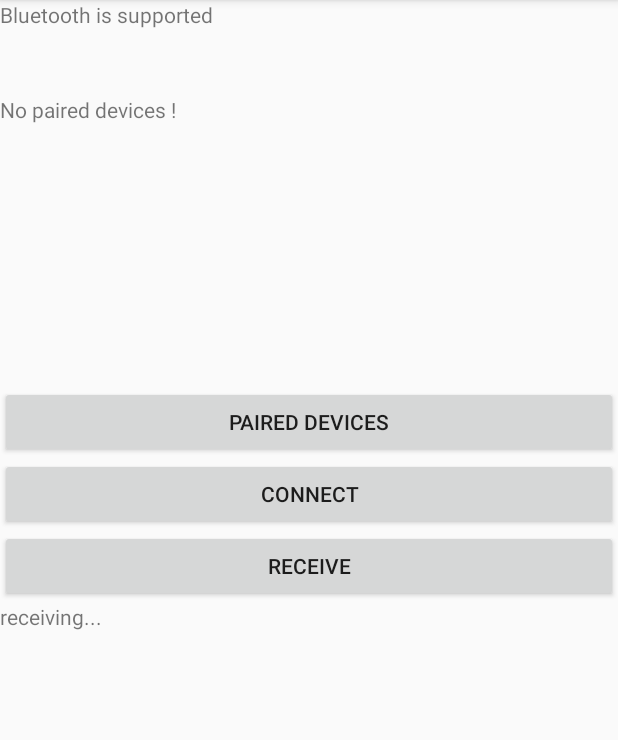
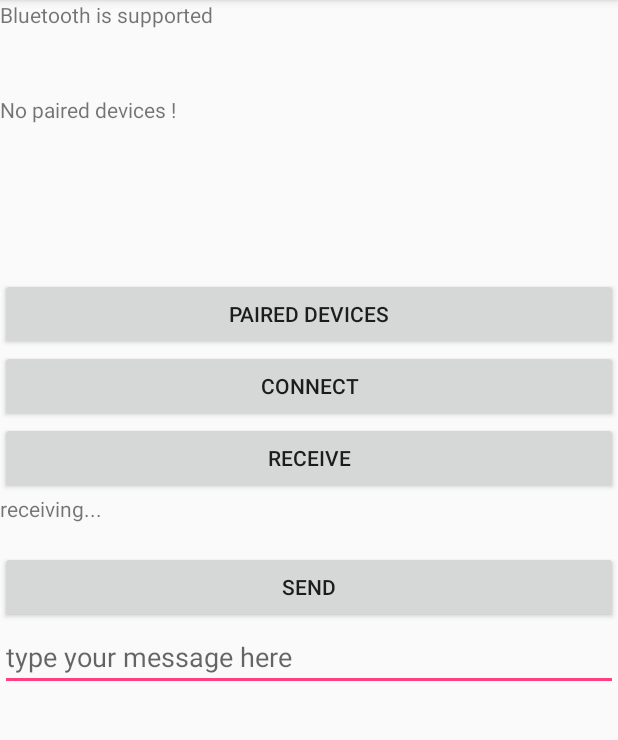
Before and after one commit to NgDMau/scanny, an Android app: the screen it shows after launch (MainActivity), after a tap on "RECEIVE", on a phone screen of 412 x 824 dp, the part 84-824 px from its top. Run offline under Robolectric (Android 15) with nearby library versions, the phone set to English and light mode, and no system bars; 3 other taps on this screen came first.

Commit message:
send message feature

```diff
--- a/app/src/main/java/com/example/andym/bluetooth3/MainActivity.java
+++ b/app/src/main/java/com/example/andym/bluetooth3/MainActivity.java
@@ -8,10 +8,12 @@ import android.content.BroadcastReceiver;
 import android.content.Context;
 import android.content.Intent;
 import android.content.IntentFilter;
+import android.os.Handler;
 import android.os.Message;
 import android.support.annotation.MainThread;
 import android.support.v7.app.AppCompatActivity;
 import android.os.Bundle;
+import android.text.TextPaint;
 import android.util.Log;
 import android.view.View;
 import android.widget.Button;
@@ -19,6 +21,8 @@ import android.widget.EditText;
 import android.widget.TextView;
 
 import java.io.IOException;
+import java.io.InputStream;
+import java.io.OutputStream;
 import java.lang.reflect.Method;
 import java.util.Set;
 import java.util.UUID;
@@ -26,6 +30,7 @@ import java.util.UUID;
 public class MainActivity extends AppCompatActivity {
 
     private TextView notification, list_devices, status;
+    private EditText message;
     private Button check_blue, connect_blue, receive_blue;
     private static final int REQUEST_ENABLE_BT = 1;
     private static BluetoothDevice mDEVICE = null ;
@@ -33,6 +38,19 @@ public class MainActivity extends AppCompatActivity {
     private static final String TAG  = "tag_of_my_app";
     private static final UUID MY_UUID= UUID.fromString("507096b2-7500-11e8-adc0-fa7ae01bbebc");
     private BluetoothAdapter mBluetoothAdapter = BluetoothAdapter.getDefaultAdapter();
+    private BluetoothChatService mChatService = null;
+    private static final String TAG1 = "MY_APP_DEBUG_TAG";
+    private Handler mHandler;
+    private OutputStream outStream;
+    private static InputStream inStream;
+    private static BluetoothSocket theSocket;
+
+    private interface MessageConstants{
+        public static final int MESSAGE_READ = 0;
+        public static final int MESSAGE_WRITE = 1;
+        public static final int MESSAGE_TOAST = 2;
+    }
+
 
     @Override
     protected void onCreate(Bundle savedInstanceState) {
@@ -42,7 +60,7 @@ public class MainActivity extends AppCompatActivity {
         notification = findViewById(R.id.notification);
         list_devices = findViewById(R.id.list_devices);
         status       = findViewById(R.id.status);
-
+        message      = findViewById(R.id.message);
         if (mBluetoothAdapter == null) {
             notification.setText("Bluetooth is not supported");
         } else notification.setText("Bluetooth is supported");
@@ -120,6 +138,14 @@ public class MainActivity extends AppCompatActivity {
 
     }
 
+    public void send_message(View view) throws Exception {
+        String message_content =  message.getText().toString();
+        ConnectedThread mConnectedThread = new ConnectedThread();
+        mConnectedThread.write(message_content);
+        message.setText("");
+
+    }
+
     private class AcceptThread extends Thread {
         private final BluetoothServerSocket mmServerSocket;
 
@@ -176,7 +202,7 @@ public class MainActivity extends AppCompatActivity {
         private final BluetoothSocket mmSocket;
 
 
-        public ConnectThread(BluetoothDevice device){
+        public ConnectThread(BluetoothDevice device) throws IOException {
             BluetoothSocket tmp = null;
             mmDevice = device;
 
@@ -188,6 +214,8 @@ public class MainActivity extends AppCompatActivity {
 
             mmSocket = tmp;
             if(mmSocket != null) status.setText("connecting...");
+            outStream = mmSocket.getOutputStream();
+            inStream  = mmSocket.getInputStream();
         }
 
         public void run(){
@@ -221,15 +249,6 @@ public class MainActivity extends AppCompatActivity {
         }
     }
 
-    public boolean createBond(BluetoothDevice btDevice)
-            throws Exception
-    {
-        Class class1 = Class.forName("android.bluetooth.BluetoothDevice");
-        Method createBondMethod = class1.getMethod("createBond");
-        Boolean returnValue = (Boolean) createBondMethod.invoke(btDevice);
-        return returnValue.booleanValue();
-    }
-
     private void makeDiscoverable() {
         Intent discoverableIntent = new Intent(BluetoothAdapter.ACTION_REQUEST_DISCOVERABLE);
         discoverableIntent.putExtra(BluetoothAdapter.EXTRA_DISCOVERABLE_DURATION, 300);
@@ -237,6 +256,29 @@ public class MainActivity extends AppCompatActivity {
         Log.i("Log", "Discoverable ");
     }
 
+    private class ConnectedThread extends Thread{
+
+
+        public void write(String s) throws Exception{
+            outStream.write(s.getBytes());
+        }
+
+        public void run(){
+            final int BUFFER_SIZE = 1024;
+            byte[] buffer = new byte[BUFFER_SIZE];
+            int bytes = 0;
+            int b     = BUFFER_SIZE;
+            while (true){
+                try{
+                    bytes = inStream.read(buffer,bytes,BUFFER_SIZE - bytes);
+                }catch (IOException e){
+                    e.printStackTrace();
+                }
+            }
+        }
+
+    }
+
 
 
 
--- a/app/src/main/res/layout/activity_main.xml
+++ b/app/src/main/res/layout/activity_main.xml
@@ -16,7 +16,7 @@
     <TextView
         android:id="@+id/list_devices"
         android:layout_width="match_parent"
-        android:layout_height="194dp"
+        android:layout_height="122dp"
         android:text="@string/blank" />
 
     <Button
@@ -43,6 +43,23 @@
     <TextView
         android:id="@+id/status"
         android:layout_width="match_parent"
-        android:layout_height="147dp"
+        android:layout_height="38dp"
         android:text="@string/blank" />
+
+    <Button
+        android:id="@+id/send"
+        android:layout_width="match_parent"
+        android:layout_height="wrap_content"
+        android:onClick="send_message"
+        android:text="@string/send_button" />
+
+    <EditText
+        android:id="@+id/message"
+        android:layout_width="match_parent"
+        android:layout_height="wrap_content"
+        android:ems="10"
+        android:hint="@string/message_hint"
+        android:inputType="textPersonName"
+        android:text="@string/blank" />
+
 </LinearLayout>
--- a/app/src/main/res/values/strings.xml
+++ b/app/src/main/res/values/strings.xml
@@ -5,4 +5,6 @@
     <string name="connect_button">connect</string>
     <string name="receive_button">receive</string>
     <string name="paired_devices">Paired Devices</string>
+    <string name="send_button">send</string>
+    <string name="message_hint">type your message here</string>
 </resources>
```
Also changed, not shown: app/src/main/java/com/example/andym/bluetooth3/BluetoothChatService.java (+61 -65 lines), 2 other files.
